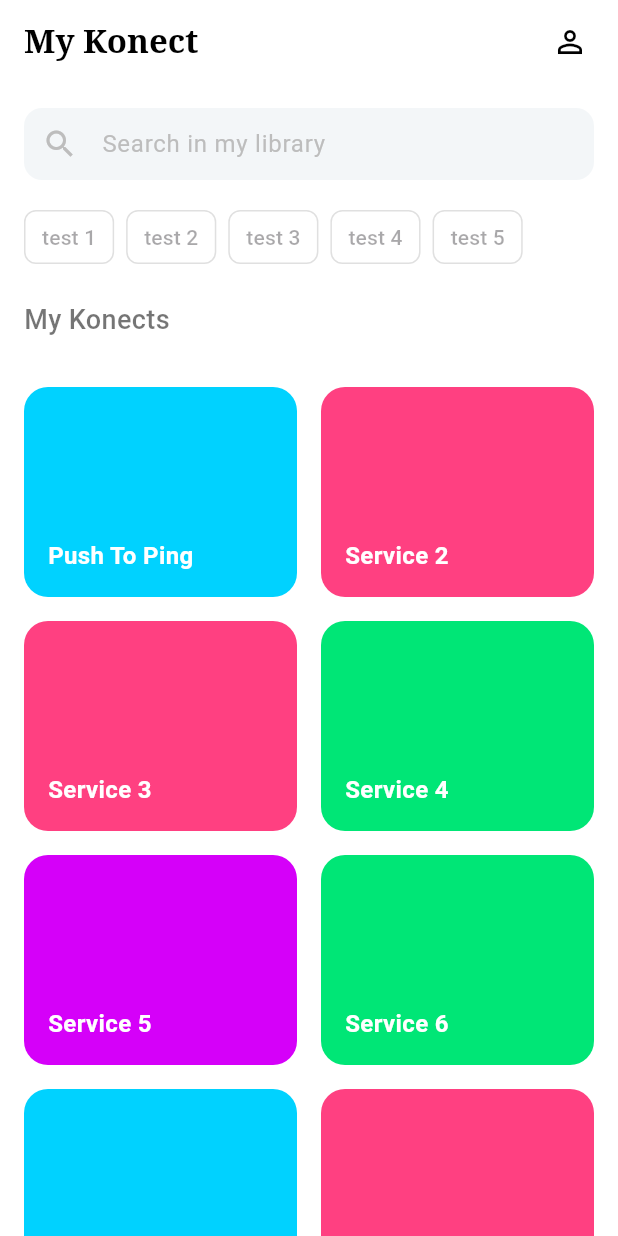
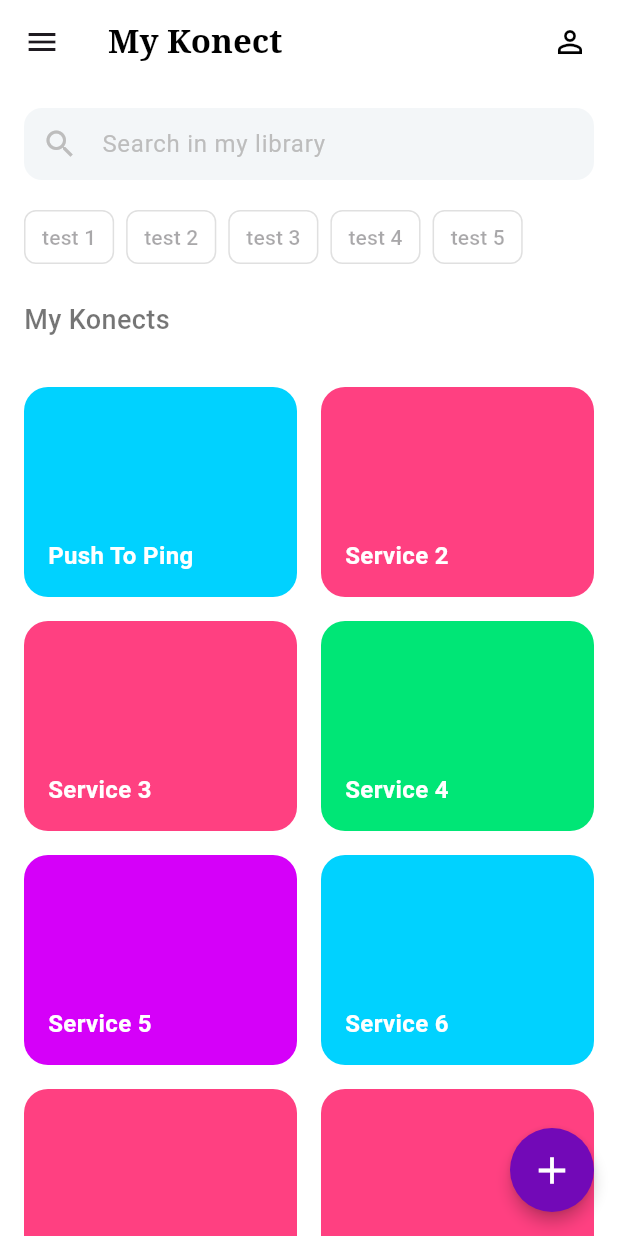
Before and after one commit to Anthoche/Area, a Flutter app: the Homepage screen opened directly, on a phone screen of 412 x 824 dp. Run offline on Flutter 3.47's test engine with Material 3 defaults, Android fonts, the light colour scheme and no system bars; our stand-ins replace flutter_dotenv; Roboto replaces fonts that are missing (Serif).

Commit message:
wip(homepage):  added a sidebar foldable menu and a "+" button to add service in the future (#18)

```diff
--- a/frontend/mobile/lib/screens/home_page.dart
+++ b/frontend/mobile/lib/screens/home_page.dart
@@ -18,9 +18,28 @@ class Homepage extends StatelessWidget {
 
     return Scaffold(
       backgroundColor: Colors.white,
-      drawer: null,
+      drawer: Drawer(
+        backgroundColor: Colors.white,
+        child: ListView(
+          padding: EdgeInsets.zero,
+          children: [
+            const DrawerHeader(
+              decoration: BoxDecoration(color: Colors.white),
+              child: Center(
+                child: Text(
+                  'Menu',
+                  style: TextStyle(fontSize: 24, fontWeight: FontWeight.bold),
+                ),
+              ),
+            ),
+            ListTile(
+              title: const Text('test'),
+              onTap: () {},
+            ),
+          ],
+        ),
+      ),
       appBar: AppBar(
-        automaticallyImplyLeading: false,
         backgroundColor: Colors.white,
         surfaceTintColor: Colors.transparent,
         elevation: 0,
@@ -101,8 +120,45 @@ class Homepage extends StatelessWidget {
           const SliverToBoxAdapter(child: SizedBox(height: 100)),
         ],
       ),
-      floatingActionButton: null,
+      floatingActionButton: FloatingActionButton(
+        backgroundColor: const Color(0xFF7209B7),
+        foregroundColor: Colors.white,
+        shape: const CircleBorder(),
+        elevation: 4,
+        onPressed: () {
+          _showAddOptions(context);
+        },
+        child: const Icon(Icons.add, size: 30),
+      ),
     );
+  }
+
+  void _showAddOptions(BuildContext context) {
+    final RenderBox overlay = Overlay.of(context).context.findRenderObject() as RenderBox;
+
+    showMenu(
+      context: context,
+      position: RelativeRect.fromLTRB(
+        overlay.size.width - 150,
+        overlay.size.height - 200,
+        16,
+        0,
+      ),
+      items: [
+        const PopupMenuItem<String>(
+          value: 'option1',
+          child: Row(
+            children: [
+              Text('Option 1'),
+            ],
+          ),
+        ),
+      ],
+      elevation: 8,
+      shape: RoundedRectangleBorder(borderRadius: BorderRadius.circular(12)),
+    ).then((value) {
+      if (value == 'option1') {}
+    });
   }
 
   Color _getColor(int index) {
@@ -112,7 +168,6 @@ class Homepage extends StatelessWidget {
       const Color(0xFFFF4081),
       const Color(0xFF00E676),
       const Color(0xFFD500F9),
-      const Color(0xFF00E676),
     ];
     return colors[index % colors.length];
   }
```
